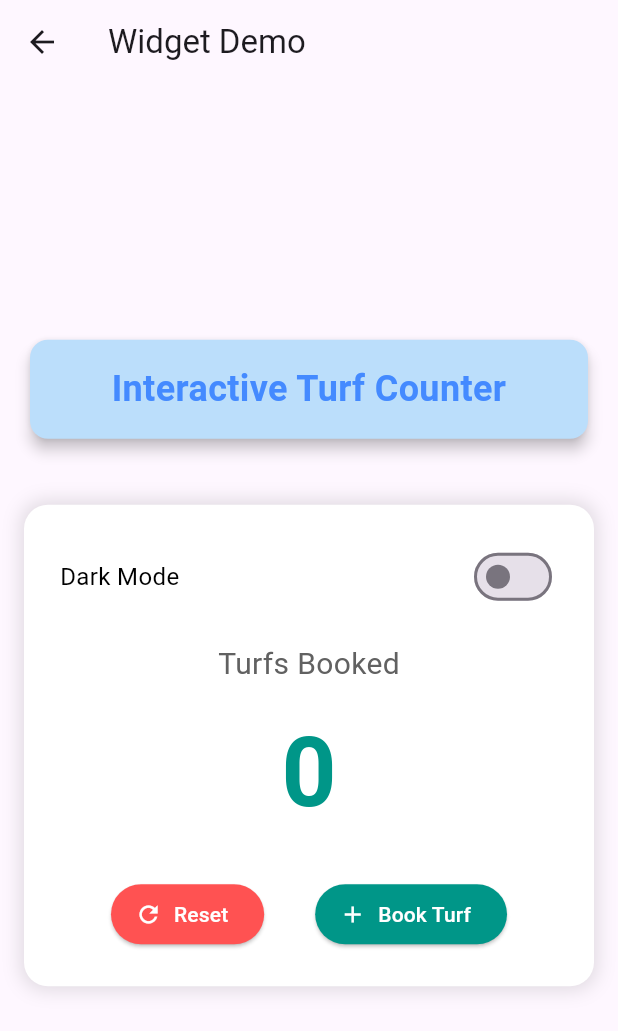
After one commit to Dhayanithi-545/BookMyTurf, a Flutter app: the screen it shows after launch, after a tap on "View Widget Demo (Sprint-2)", on a phone screen of 412 x 824 dp. The commit adds this screen. Shown: the top 1031 px of the screen. Run offline on Flutter 3.47's test engine with Material 3 defaults, Android fonts, the phone set to English and light mode, and no system bars; our stand-ins replace firebase_auth, firebase_core; accounts and stored records are empty.

Commit message:
stateless implemented

```diff
--- a/lib/screens/auth_screen.dart
+++ b/lib/screens/auth_screen.dart
@@ -1,5 +1,6 @@
 import 'package:flutter/material.dart';
 import 'package:firebase_auth/firebase_auth.dart';
+import 'stateless_stateful_demo.dart';
 
 class AuthScreen extends StatefulWidget {
   const AuthScreen({super.key});
@@ -77,6 +78,17 @@ class _AuthScreenState extends State<AuthScreen> {
               onPressed: () => setState(() => isLogin = !isLogin),
               child: Text(isLogin ? 'Create new account' : 'Already have an account? Login'),
             ),
+            const Divider(),
+            OutlinedButton.icon(
+              onPressed: () {
+                Navigator.push(
+                  context,
+                  MaterialPageRoute(builder: (context) => const StatelessStatefulDemo()),
+                );
+              },
+              icon: const Icon(Icons.widgets),
+              label: const Text('View Widget Demo (Sprint-2)'),
+            ),
           ],
         ),
       ),
--- /dev/null
+++ b/lib/screens/stateless_stateful_demo.dart
@@ -0,0 +1,163 @@
+import 'package:flutter/material.dart';
+
+class StatelessStatefulDemo extends StatelessWidget {
+  const StatelessStatefulDemo({super.key});
+
+  @override
+  Widget build(BuildContext context) {
+    return Scaffold(
+      appBar: AppBar(
+        title: const Text('Widget Demo'),
+      ),
+      body: const Padding(
+        padding: EdgeInsets.all(16.0),
+        child: Column(
+          mainAxisAlignment: MainAxisAlignment.center,
+          crossAxisAlignment: CrossAxisAlignment.stretch,
+          children: [
+            HeaderWidget(title: 'Interactive Turf Counter'),
+            SizedBox(height: 40),
+            TurfCounterWidget(),
+          ],
+        ),
+      ),
+    );
+  }
+}
+
+// 1. STATLESS WIDGET
+class HeaderWidget extends StatelessWidget {
+  final String title;
+
+  const HeaderWidget({required this.title, super.key});
+
+  @override
+  Widget build(BuildContext context) {
+    return Card(
+      elevation: 4,
+      color: Colors.blue.shade100,
+      child: Padding(
+        padding: const EdgeInsets.all(16.0),
+        child: Text(
+          title,
+          style: const TextStyle(
+            fontSize: 24,
+            fontWeight: FontWeight.bold,
+            color: Colors.blueAccent,
+          ),
+          textAlign: TextAlign.center,
+        ),
+      ),
+    );
+  }
+}
+
+// 2. STATEFUL WIDGET
+class TurfCounterWidget extends StatefulWidget {
+  const TurfCounterWidget({super.key});
+
+  @override
+  State<TurfCounterWidget> createState() => _TurfCounterWidgetState();
+}
+
+class _TurfCounterWidgetState extends State<TurfCounterWidget> {
+  int _bookedTurfs = 0;
+  bool _isDarkMode = false;
+
+  void _increment() {
+    setState(() {
+      _bookedTurfs++;
+    });
+  }
+
+  void _reset() {
+    setState(() {
+      _bookedTurfs = 0;
+    });
+  }
+
+  void _toggleTheme(bool value) {
+    setState(() {
+      _isDarkMode = value;
+    });
+  }
+
+  @override
+  Widget build(BuildContext context) {
+    return Container(
+      padding: const EdgeInsets.all(24.0),
+      decoration: BoxDecoration(
+        color: _isDarkMode ? Colors.grey.shade900 : Colors.white,
+        borderRadius: BorderRadius.circular(16),
+        boxShadow: const [
+          BoxShadow(
+            color: Colors.black12,
+            blurRadius: 10,
+            spreadRadius: 2,
+          ),
+        ],
+      ),
+      child: Column(
+        children: [
+          Row(
+            mainAxisAlignment: MainAxisAlignment.spaceBetween,
+            children: [
+              Text(
+                'Dark Mode',
+                style: TextStyle(
+                  color: _isDarkMode ? Colors.white : Colors.black,
+                  fontSize: 16,
+                ),
+              ),
+              Switch(
+                value: _isDarkMode,
+                onChanged: _toggleTheme,
+              ),
+            ],
+          ),
+          const SizedBox(height: 20),
+          Text(
+            'Turfs Booked',
+            style: TextStyle(
+              fontSize: 20,
+              color: _isDarkMode ? Colors.grey.shade300 : Colors.grey.shade700,
+            ),
+          ),
+          const SizedBox(height: 12),
+          Text(
+            '$_bookedTurfs',
+            style: TextStyle(
+              fontSize: 64,
+              fontWeight: FontWeight.bold,
+              color: _isDarkMode ? Colors.tealAccent : Colors.teal,
+            ),
+          ),
+          const SizedBox(height: 24),
+          Row(
+            mainAxisAlignment: MainAxisAlignment.spaceEvenly,
+            children: [
+              ElevatedButton.icon(
+                onPressed: _reset,
+                icon: const Icon(Icons.refresh),
+                label: const Text('Reset'),
+                style: ElevatedButton.styleFrom(
+                  backgroundColor: Colors.redAccent,
+                  foregroundColor: Colors.white,
+                ),
+              ),
+              ElevatedButton.icon(
+                onPressed: _increment,
+                icon: const Icon(Icons.add),
+                label: const Text('Book Turf'),
+                style: ElevatedButton.styleFrom(
+                  backgroundColor: Colors.teal,
+                  foregroundColor: Colors.white,
+                ),
+              ),
+            ],
+          ),
+        ],
+      ),
+    );
+  }
+}
```
